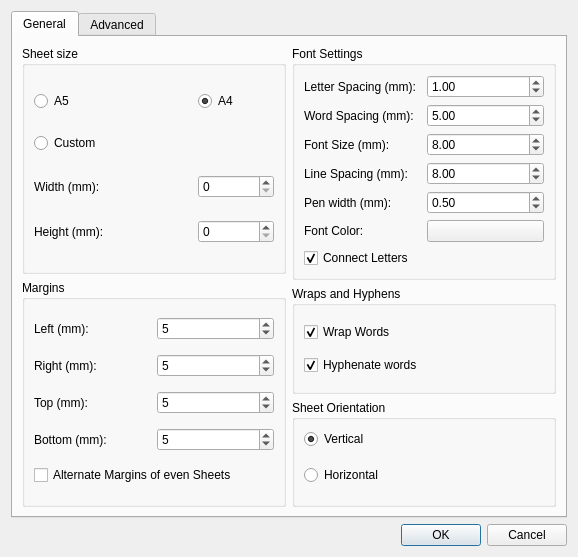
Above: preferencesdialog.ui from aizenbit/Scribbler before the change. Below: the same form after it.
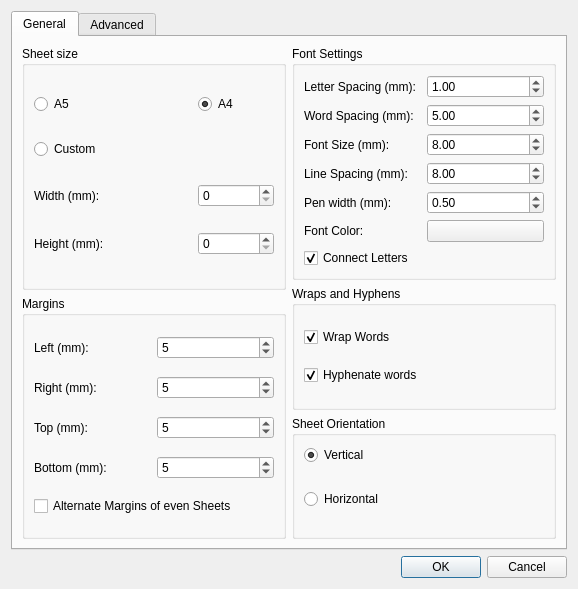
That is the form after the change.

Patch:
```diff
--- a/preferencesdialog.ui
+++ b/preferencesdialog.ui
@@ -7,7 +7,7 @@
     <x>0</x>
     <y>0</y>
     <width>578</width>
-    <height>557</height>
+    <height>589</height>
    </rect>
   </property>
   <property name="windowTitle">
```
Left out of the diff: 6 changed lines with no effect on the pictures.
